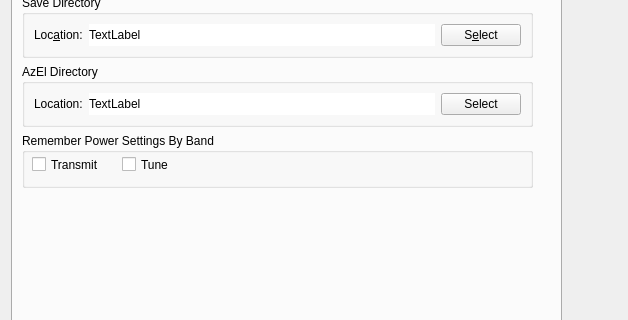
Before: the Qt Designer form Configuration.ui in saitohirga/WSJT-X, drawn with Qt 5; both pictures show x 0 to 628 and y 177 to 497 of the 628 by 591 pixel window.
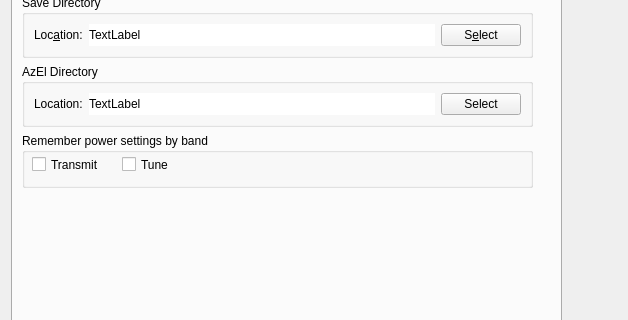
After: the same form once the commit is applied. The open tabs and pages were chosen to show the change.

Commit message: Minor tweaks of the Pwr memory feature.

The edit to the form file:
```diff
--- a/Configuration.ui
+++ b/Configuration.ui
@@ -1492,7 +1492,7 @@
            <string>Power Memory By Band</string>
           </property>
           <property name="title">
-           <string>Remember Power Settings By Band</string>
+           <string>Remember power settings by band</string>
           </property>
           <widget class="QCheckBox" name="checkBoxPwrBandTxMemory">
            <property name="geometry">
```
Left out of the diff: 8 changed lines with no effect on the pictures. The commit also changes 2 other files.
